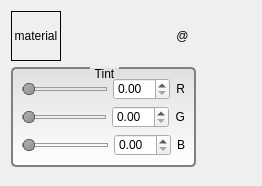
The window that src/plugins/model/materialwidget.ui (pniekamp/datum-studio) describes before a commit, drawn with Qt 5.
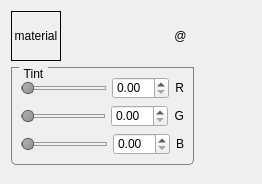
The same window after the commit. Icons and pictures are not drawn. Custom widgets are drawn as their Qt base class.

What changed in the file:
```diff
--- a/src/plugins/model/materialwidget.ui
+++ b/src/plugins/model/materialwidget.ui
@@ -7,7 +7,7 @@
     <x>0</x>
     <y>0</y>
     <width>262</width>
-    <height>186</height>
+    <height>184</height>
    </rect>
   </property>
   <property name="windowTitle">
@@ -16,17 +16,18 @@
   <property name="styleSheet">
    <string notr="true">QGroupBox
 {
-    background-color: qlineargradient(x1: 0, y1: 0, x2: 0, y2: 1, stop: 0 #E0E0E0, stop: 1 #FFFFFF);
-    border: 2px solid gray;
-    border-radius: 5px;
+    border: 1px solid gray;
+    border-bottom-left-radius: 5px;
+    border-bottom-right-radius: 5px;
     margin-top: 2ex;
 }
 
 QGroupBox::title
 {
+    background: #bbb;
     subcontrol-origin: margin;
-    subcontrol-position: top center;
-    padding: 0 3px;
+    subcontrol-position: top left;
+    padding: 2px 800px 2px 3px;
 }
 
 QSlider
@@ -123,6 +124,16 @@
       <layout class="QHBoxLayout" name="horizontalLayout">
        <item>
         <widget class="QGroupBox" name="TintGroup">
+         <property name="styleSheet">
+          <string notr="true">QGroupBox::title
+{
+    background: none;
+    subcontrol-origin: margin;
+    subcontrol-position: top left;
+    padding: 0 3px 0 3px;
+    left: 8px;
+}</string>
+         </property>
          <property name="title">
           <string>Tint</string>
          </property>
@@ -292,6 +303,11 @@
   </layout>
  </widget>
  <customwidgets>
+  <customwidget>
+   <class>QcDoubleSpinBox</class>
+   <extends>QDoubleSpinBox</extends>
+   <header>qcdoublespinbox.h</header>
+  </customwidget>
   <customwidget>
    <class>DropLabel</class>
    <extends>QLabel</extends>
@@ -302,11 +318,6 @@
    <extends>QSlider</extends>
    <header>qcdoubleslider.h</header>
   </customwidget>
-  <customwidget>
-   <class>QcDoubleSpinBox</class>
-   <extends>QDoubleSpinBox</extends>
-   <header>qcdoublespinbox.h</header>
-  </customwidget>
  </customwidgets>
  <resources>
   <include location="../material/materialplugin.qrc"/>
```
